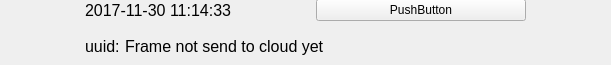
PW-Sat2/HAM-desktop-application, file ui/frame_list_element.ui: the form before one commit.
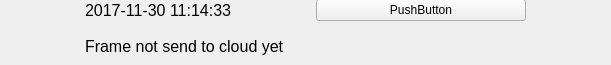
The form after the commit. Icons and pictures are not drawn.

Commit message: UUID removed

The edit to the form file:
```diff
--- a/ui/frame_list_element.ui
+++ b/ui/frame_list_element.ui
@@ -133,24 +133,6 @@
          <number>0</number>
         </property>
         <item row="0" column="0">
-         <widget class="QLabel" name="uuidTextLabel">
-          <property name="font">
-           <font>
-            <pointsize>-1</pointsize>
-           </font>
-          </property>
-          <property name="toolTip">
-           <string>Frame identifier on server</string>
-          </property>
-          <property name="styleSheet">
-           <string notr="true">font-size: 16px;</string>
-          </property>
-          <property name="text">
-           <string>uuid:</string>
-          </property>
-         </widget>
-        </item>
-        <item row="0" column="2">
          <widget class="QLabel" name="uuidValueLabel">
           <property name="minimumSize">
            <size>
@@ -183,7 +165,7 @@
           </property>
          </widget>
         </item>
-        <item row="0" column="3">
+        <item row="0" column="1">
          <spacer name="horizontalSpacer_3">
           <property name="orientation">
            <enum>Qt::Horizontal</enum>
@@ -196,22 +178,6 @@
           </property>
          </spacer>
         </item>
-        <item row="0" column="1">
-         <spacer name="horizontalSpacer_4">
-          <property name="orientation">
-           <enum>Qt::Horizontal</enum>
-          </property>
-          <property name="sizeType">
-           <enum>QSizePolicy::Fixed</enum>
-          </property>
-          <property name="sizeHint" stdset="0">
-           <size>
-            <width>5</width>
-            <height>20</height>
-           </size>
-          </property>
-         </spacer>
-        </item>
        </layout>
       </item>
       <item row="0" column="0">
```
The commit also changes 1 other file.
